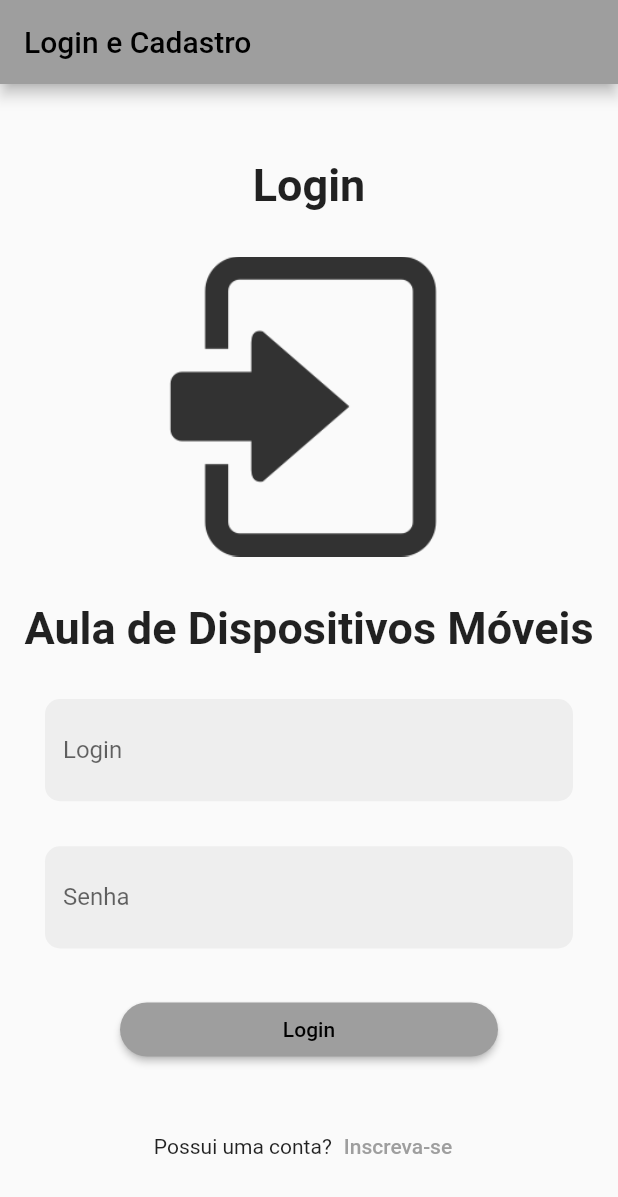
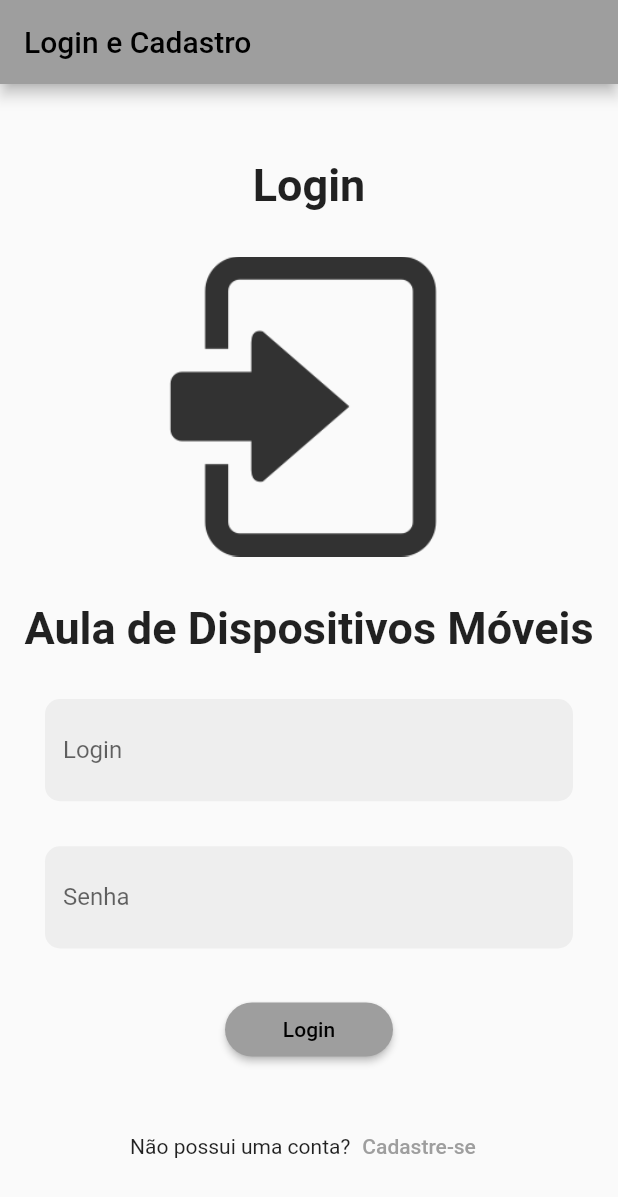
Before and after one commit to dedsdead/flutter-simple-login, a Flutter app: the screen it shows after launch, on a phone screen of 412 x 824 dp. Shown: the top 1197 px of the screen. Run offline on Flutter 3.47's test engine with Material 2 defaults, Android fonts, the phone set to English and light mode, and no system bars; our stand-ins replace fluttertoast.

Commit message:
feito em casa
update das classes, validaçao dos dados, navegação e implementação da criptografia, falta implementar o sqlite

```diff
--- /dev/null
+++ b/lib/components/text_field.dart
@@ -0,0 +1,74 @@
+import 'package:flutter/material.dart';
+
+// ignore: must_be_immutable
+class FormTextField extends StatelessWidget {
+  final String hintName;
+  final IconData icon;
+  final TextEditingController controller;
+  final TextInputType inputType;
+  final bool isObscured;
+
+  const FormTextField(
+      {super.key,
+      required this.hintName,
+      required this.icon,
+      required this.controller,
+      required this.inputType,
+      this.isObscured = false});
+
+  @override
+  Widget build(BuildContext context) {
+    return Container(
+      padding: const EdgeInsets.only(
+        top: 30,
+        right: 30,
+        left: 30,
+      ),
+      child: TextFormField(
+        validator: (value) {
+          if (value == null || value.trim().isEmpty) {
+            return 'Por favor insira o campo $hintName';
+          } else if (hintName == 'Nome' &&
+              (!validateName(value) || value.length < 3)) {
+            return "Insira um nome válido!";
+          } else if (hintName == 'Email' &&
+              (!validateEmail(value) || value.length < 3)) {
+            return "Insira um email válido!";
+          }
+          return null;
+        },
+        obscureText: isObscured,
+        controller: controller,
+        decoration: InputDecoration(
+          filled: true,
+          fillColor: Colors.grey.shade200,
+          hintText: "Digite o(a) $hintName",
+          labelText: hintName,
+          border: OutlineInputBorder(
+            borderSide: BorderSide.none,
+            borderRadius: BorderRadius.circular(10),
+          ),
+          focusedBorder: OutlineInputBorder(
+            borderSide: BorderSide(color: Theme.of(context).primaryColor),
+          ),
+          focusedErrorBorder: OutlineInputBorder(
+            borderSide: BorderSide(color: Theme.of(context).colorScheme.error),
+          ),
+          prefix: Icon(icon),
+        ),
+      ),
+    );
+  }
+
+  // CRIAR A VALIDAçÂO DE EMAIL
+  validateName(String nome) {
+    final reg = RegExp(r'(^\s*[A-Za-z]{3}[^\n\d]*$)');
+    return reg.hasMatch(nome);
+  }
+
+  validateEmail(String email) {
+    final reg = RegExp(
+        r'^(([^<>()[\]\\.,;:\s@\"]+(\.[^<>()[\]\\.,;:\s@\"]+)*)|(\".+\"))@((\[[0-9]{1,3}\.[0-9]{1,3}\.[0-9]{1,3}\.[0-9]{1,3}\])|(([a-zA-Z\-0-9]+\.)+[a-zA-Z]{2,}))$');
+    return reg.hasMatch(email);
+  }
+}
--- /dev/null
+++ b/lib/components/user_header.dart
@@ -0,0 +1,39 @@
+import 'package:flutter/material.dart';
+
+class UserHeader extends StatelessWidget {
+  final String nameHeader;
+
+  const UserHeader({super.key, required this.nameHeader});
+
+  @override
+  Widget build(BuildContext context) {
+    return Column(
+      children: <Widget>[
+        Text(
+          nameHeader,
+          style: const TextStyle(
+            fontSize: 30,
+            fontWeight: FontWeight.bold,
+          ),
+        ),
+        const SizedBox(
+          height: 30,
+        ),
+        const Image(
+          height: 200,
+          image: AssetImage("images/login.png"),
+        ),
+        const SizedBox(
+          height: 30,
+        ),
+        const Text(
+          "Aula de Dispositivos Móveis",
+          style: TextStyle(
+            fontSize: 30,
+            fontWeight: FontWeight.bold,
+          ),
+        ),
+      ],
+    );
+  }
+}
--- a/lib/home_login.dart
+++ /dev/null
@@ -1,84 +0,0 @@
-import 'package:flutter/material.dart';
-import 'package:login_sqlite/screen/login_form.dart';
-
-class HomeLogin extends StatefulWidget {
-  const HomeLogin({super.key});
-
-  @override
-  State<HomeLogin> createState() => _HomeLoginState();
-}
-
-class _HomeLoginState extends State<HomeLogin> {
-  @override
-  Widget build(BuildContext context) {
-    return MaterialApp(
-      debugShowCheckedModeBanner: false,
-      title: "Login com sqLite",
-      theme: ThemeData(
-          primarySwatch: Colors.grey,
-          secondaryHeaderColor: Colors.black,
-          errorColor: Colors.pink),
-      home: Scaffold(
-        appBar: AppBar(
-          title: const Text("Login e Cadastro"),
-        ),
-        body: SingleChildScrollView(
-          padding: const EdgeInsets.only(top: 50),
-          child: Center(
-            child: Column(
-              children: <Widget>[
-                const Text(
-                  "Login",
-                  style: TextStyle(
-                    fontSize: 30,
-                    fontWeight: FontWeight.bold,
-                  ),
-                ),
-                const SizedBox(
-                  height: 30,
-                ),
-                const Image(
-                  height: 200,
-                  image: AssetImage("images/login.png"),
-                ),
-                const SizedBox(
-                  height: 30,
-                ),
-                const Text(
-                  "Aula de Dispositivos Móveis",
-                  style: TextStyle(
-                    fontSize: 30,
-                    fontWeight: FontWeight.bold,
-                  ),
-                ),
-                const LoginForm(),
-                Container(
-                  padding: const EdgeInsets.only(
-                      top: 30, left: 80, right: 80, bottom: 30),
-                  width: double.infinity,
-                  child: ElevatedButton(
-                    onPressed: () {},
-                    style: ElevatedButton.styleFrom(
-                      shape: const StadiumBorder(),
-                    ),
-                    child: const Text("Login"),
-                  ),
-                ),
-                Row(
-                  mainAxisAlignment: MainAxisAlignment.center,
-                  children: <Widget>[
-                    const Text("Possui uma conta?"),
-                    TextButton(
-                      onPressed: () {},
-                      child: const Text("Inscreva-se"),
-                    )
-                  ],
-                ),
-              ],
-            ),
-          ),
-        ),
-      ),
-    );
-  }
-}
--- /dev/null
+++ b/lib/routes/view_routes.dart
@@ -0,0 +1,33 @@
+import 'package:flutter/material.dart';
+import 'package:login_sqlite/screens/home_login.dart';
+import 'package:login_sqlite/screens/signup_form.dart';
+import 'package:login_sqlite/screens/update_form.dart';
+
+class RoutesApp {
+  static const home = '/';
+  static const signUp = '/signup';
+  static const update = '/update';
+
+  static Route<dynamic> generateRoute(RouteSettings settings) {
+    switch (settings.name) {
+      case home:
+        return MaterialPageRoute(builder: (context) => const HomeLogin());
+      case signUp:
+        return MaterialPageRoute(builder: (context) => const SignUp());
+      case update:
+        return MaterialPageRoute(builder: (context) => const UpdateUser());
+      default:
+        return _errorRoute();
+    }
+  }
+
+  static Route<dynamic> _errorRoute() {
+    return MaterialPageRoute(builder: (_) {
+      return Scaffold(
+        appBar: AppBar(
+          title: const Text("ERRO"),
+        ),
+      );
+    });
+  }
+}
--- a/lib/screen/login_form.dart
+++ /dev/null
@@ -1,62 +0,0 @@
-import 'package:flutter/material.dart';
-
-class LoginForm extends StatefulWidget {
-  const LoginForm({super.key});
-
-  @override
-  State<LoginForm> createState() => _LoginFormState();
-}
-
-class _LoginFormState extends State<LoginForm> {
-  @override
-  Widget build(BuildContext context) {
-    return Column(
-      children: [
-        Container(
-          padding: const EdgeInsets.only(top: 30, right: 30, left: 30),
-          child: TextFormField(
-            decoration: InputDecoration(
-              filled: true,
-              fillColor: Colors.grey.shade200,
-              hintText: "Digite seu login",
-              labelText: 'Login',
-              border: OutlineInputBorder(
-                borderSide: BorderSide.none,
-                borderRadius: BorderRadius.circular(10),
-              ),
-              focusedBorder: OutlineInputBorder(
-                borderSide: BorderSide(color: Theme.of(context).primaryColor),
-              ),
-              focusedErrorBorder: OutlineInputBorder(
-                borderSide: BorderSide(color: Theme.of(context).errorColor),
-              ),
-              prefix: const Icon(Icons.person_outline),
-            ),
-          ),
-        ),
-        Container(
-          padding: const EdgeInsets.only(top: 30, right: 30, left: 30),
-          child: TextFormField(
-            decoration: InputDecoration(
-              filled: true,
-              fillColor: Colors.grey.shade200,
-              hintText: "Digite sua senha",
-              labelText: 'Senha',
-              border: OutlineInputBorder(
-                borderSide: BorderSide.none,
-                borderRadius: BorderRadius.circular(10),
-              ),
-              focusedBorder: OutlineInputBorder(
-                borderSide: BorderSide(color: Theme.of(context).primaryColor),
-              ),
-              focusedErrorBorder: OutlineInputBorder(
-                borderSide: BorderSide(color: Theme.of(context).errorColor),
-              ),
-              prefix: const Icon(Icons.lock_outline),
-            ),
-          ),
-        ),
-      ],
-    );
-  }
-}
--- /dev/null
+++ b/lib/screens/home_login.dart
@@ -0,0 +1,99 @@
+import 'dart:convert';
+
+import 'package:crypto/crypto.dart';
+import 'package:flutter/material.dart';
+import 'package:login_sqlite/components/text_field.dart';
+import 'package:login_sqlite/components/user_header.dart';
+import 'package:login_sqlite/routes/view_routes.dart';
+
+class HomeLogin extends StatefulWidget {
+  const HomeLogin({super.key});
+
+  @override
+  State<HomeLogin> createState() => _HomeLoginState();
+}
+
+class _HomeLoginState extends State<HomeLogin> {
+  final _formKey = GlobalKey<FormState>();
+
+  final _loginController = TextEditingController();
+  final _senhaController = TextEditingController();
+
+  @override
+  void dispose() {
+    _loginController.dispose();
+    _senhaController.dispose();
+    super.dispose();
+  }
+
+  @override
+  Widget build(BuildContext context) {
+    return Scaffold(
+      appBar: AppBar(
+        title: const Text("Login e Cadastro"),
+      ),
+      body: Form(
+        key: _formKey,
+        child: SingleChildScrollView(
+          padding: const EdgeInsets.only(top: 50),
+          child: Center(
+            child: Column(
+              children: <Widget>[
+                const UserHeader(nameHeader: "Login"),
+                FormTextField(
+                  controller: _loginController,
+                  hintName: "Login",
+                  icon: Icons.person_outline,
+                  inputType: TextInputType.text,
+                ),
+                FormTextField(
+                  controller: _senhaController,
+                  hintName: "Senha",
+                  icon: Icons.lock_outline,
+                  inputType: TextInputType.visiblePassword,
+                  isObscured: true,
+                ),
+                Container(
+                  padding: const EdgeInsets.only(
+                      top: 30, left: 150, right: 150, bottom: 30),
+                  width: double.infinity,
+                  child: ElevatedButton(
+                    onPressed: () {
+                      if (_formKey.currentState!.validate()) {
+                        // CRIPTOGRAFIA NA SENHA
+                        var bytes = utf8.encode(_senhaController.text);
+                        var hash = sha256.convert(bytes);
+
+                        const route = RouteSettings(name: RoutesApp.update);
+                        Navigator.pushAndRemoveUntil(context,
+                            RoutesApp.generateRoute(route), (route) => false);
+                      }
+                    },
+                    style: ElevatedButton.styleFrom(
+                      shape: const StadiumBorder(),
+                    ),
+                    child: const Text("Login"),
+                  ),
+                ),
+                Row(
+                  mainAxisAlignment: MainAxisAlignment.center,
+                  children: <Widget>[
+                    const Text("Não possui uma conta?"),
+                    TextButton(
+                      onPressed: () {
+                        const route = RouteSettings(name: RoutesApp.signUp);
+                        Navigator.pushAndRemoveUntil(context,
+                            RoutesApp.generateRoute(route), (route) => false);
+                      },
+                      child: const Text("Cadastre-se"),
+                    )
+                  ],
+                ),
+              ],
+            ),
+          ),
+        ),
+      ),
+    );
+  }
+}
--- a/pubspec.yaml
+++ b/pubspec.yaml
@@ -36,6 +36,9 @@ dependencies:
   # The following adds the Cupertino Icons font to your application.
   # Use with the CupertinoIcons class for iOS style icons.
   cupertino_icons: ^1.0.2
+  fluttertoast: ^8.2.1
+  crypto: ^3.0.3
+  sqflite: ^2.2.8+1
 
 dev_dependencies:
   flutter_test:
```
Also changed, not shown: lib/common/messages.dart (added, +50 -0 lines), lib/main.dart (+13 -2 lines), lib/screens/signup_form.dart (added, +126 -0 lines), lib/screens/update_form.dart (added, +85 -0 lines), pubspec.lock, 4 other files.
